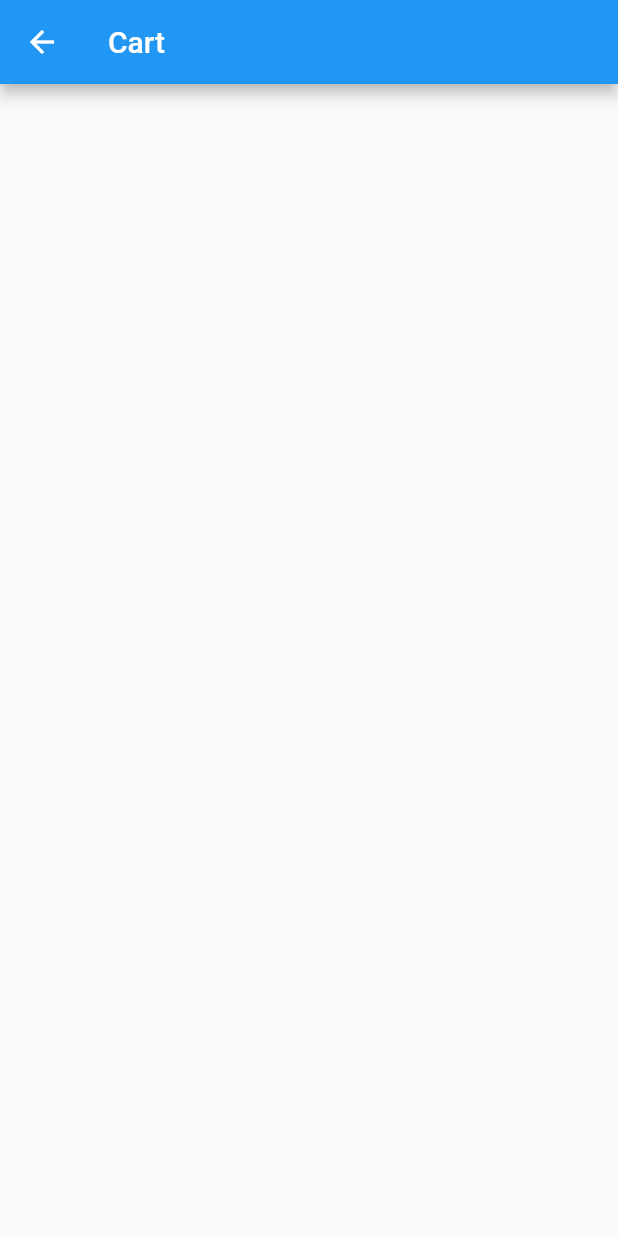
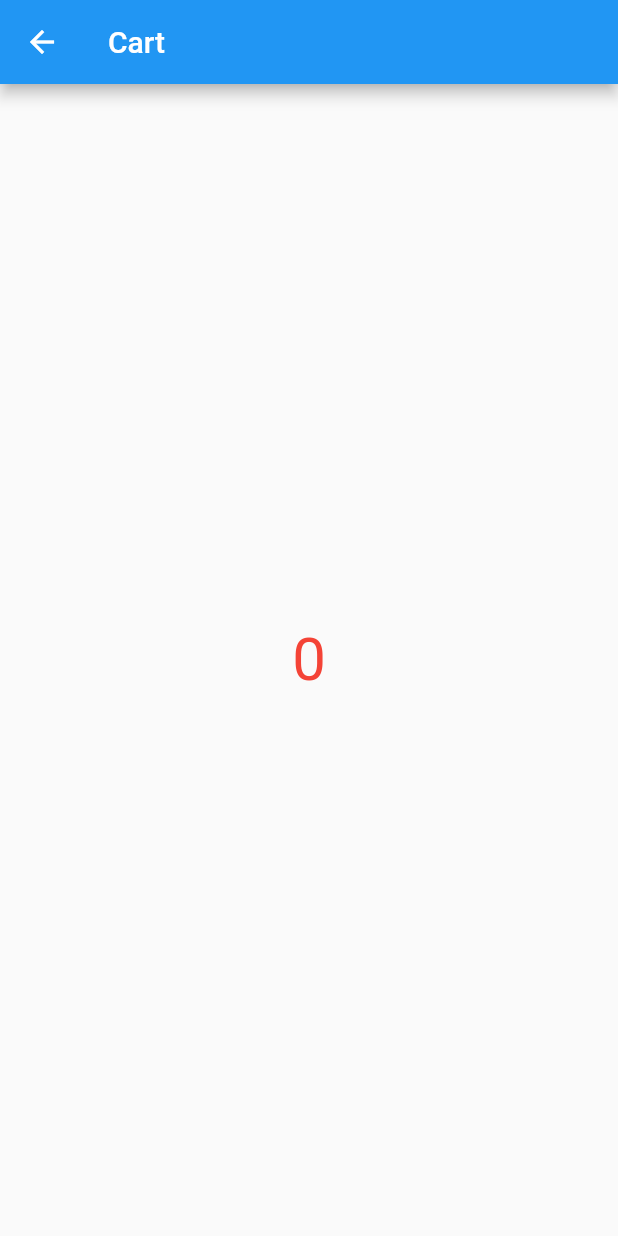
Before and after one commit to HeroLive/LearnFlutter, a Flutter app: the CartPage screen opened by its route, on a phone screen of 412 x 824 dp. Run offline on Flutter 3.47's test engine with Material 2 defaults, Android fonts, the phone set to English and light mode, and no system bars.

Commit message:
add provider as counter in cart

```diff
--- /dev/null
+++ b/provider_shopper/lib/models/cart.dart
@@ -0,0 +1,12 @@
+import 'package:flutter/foundation.dart';
+import 'catalog.dart';
+
+class CartModel extends ChangeNotifier {
+  int _count = 0;
+
+  int get count => _count;
+  void increment() {
+    _count++;
+    notifyListeners();
+  }
+}
--- a/provider_shopper/lib/screens/cart.dart
+++ b/provider_shopper/lib/screens/cart.dart
@@ -1,4 +1,6 @@
 import 'package:flutter/material.dart';
+import 'package:provider/provider.dart';
+import 'package:provider_shopper/models/cart.dart';
 
 class CartPage extends StatefulWidget {
   const CartPage({Key? key}) : super(key: key);
@@ -14,6 +16,12 @@ class _CartPageState extends State<CartPage> {
       appBar: AppBar(
         title: Text('Cart'),
       ),
+      body: Center(
+        child: Text(
+          '${context.watch<CartModel>().count}',
+          style: TextStyle(fontSize: 40, color: Colors.red),
+        ),
+      ),
     );
   }
 }
--- a/provider_shopper/pubspec.yaml
+++ b/provider_shopper/pubspec.yaml
@@ -34,6 +34,7 @@ dependencies:
   # The following adds the Cupertino Icons font to your application.
   # Use with the CupertinoIcons class for iOS style icons.
   cupertino_icons: ^1.0.2
+  provider: ^6.0.2
 
 dev_dependencies:
   flutter_test:
```
Also changed, not shown: provider_shopper/lib/main.dart (+6 -1 lines), provider_shopper/lib/screens/catalog.dart (+16 -1 lines).
